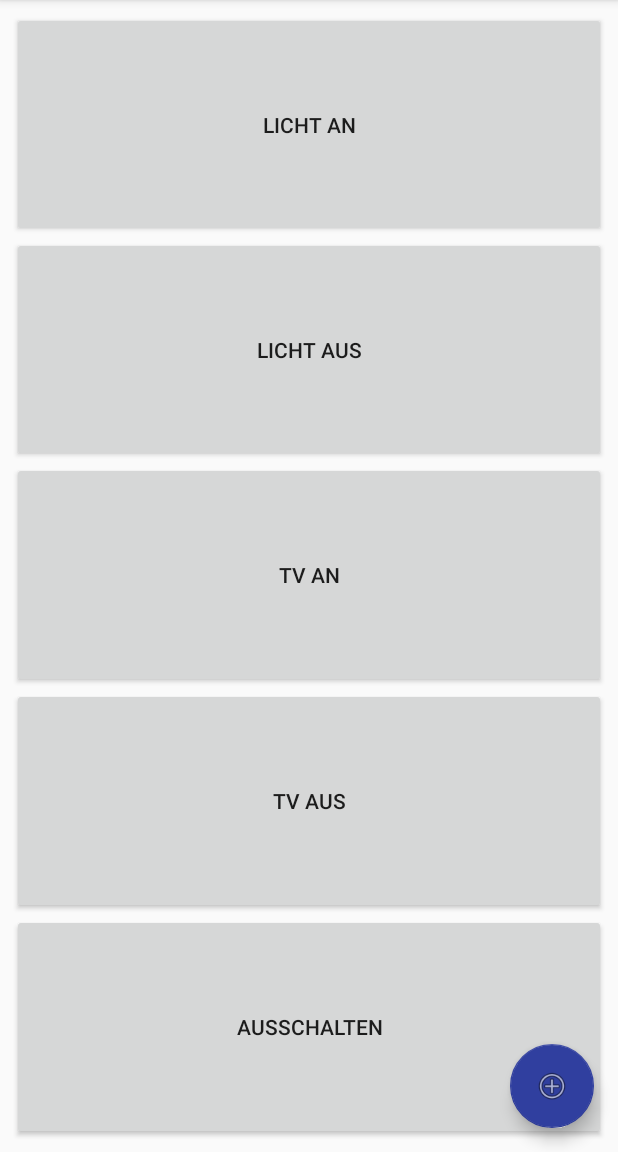
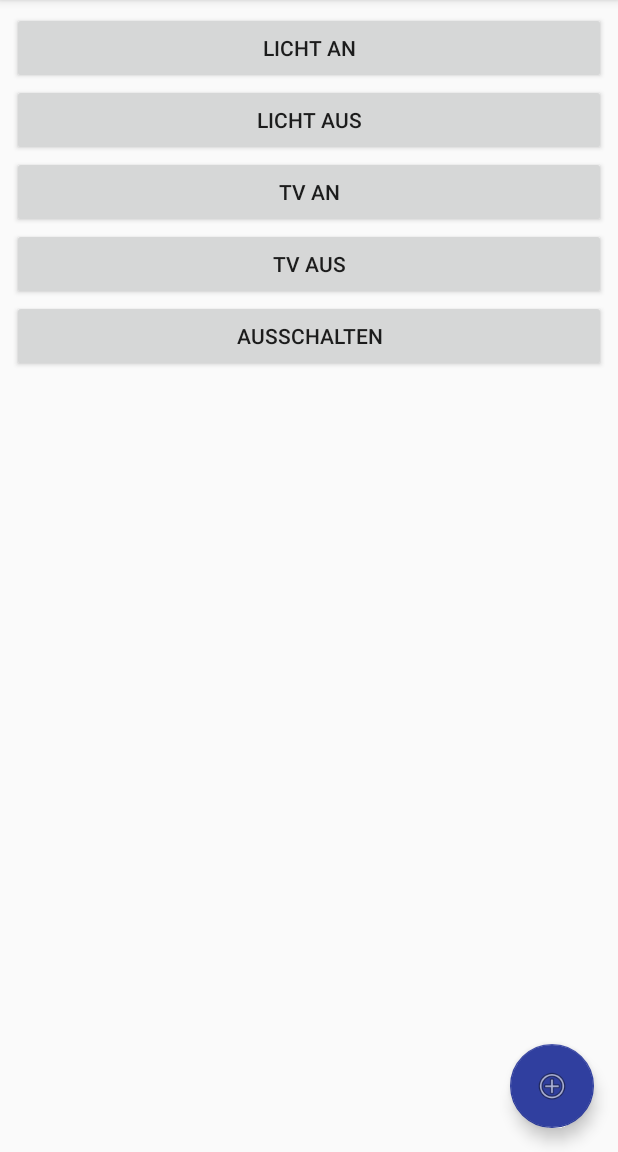
Before and after one commit to GlaserDaniel/Himbeerheim, an Android app: the screen it shows after launch (MainActivity), on a phone screen of 412 x 824 dp, the part 84-1236 px from its top. Run offline under Robolectric (Android 15) with nearby library versions, the phone set to English and light mode, and no system bars.

Commit message:
besseres Layout

```diff
--- a/app/src/main/res/layout/fragment_main.xml
+++ b/app/src/main/res/layout/fragment_main.xml
@@ -10,20 +10,27 @@
     tools:layout_editor_absoluteY="137dp"
     tools:showIn="@layout/activity_main">
 
+    <ScrollView
+        android:layout_width="0dp"
+        android:layout_height="0dp"
+        android:layout_marginRight="8dp"
+        app:layout_constraintRight_toRightOf="parent"
+        android:layout_marginLeft="8dp"
+        app:layout_constraintLeft_toLeftOf="parent"
+        app:layout_constraintTop_toTopOf="parent"
+        android:layout_marginTop="8dp"
+        android:layout_marginStart="8dp"
+        android:layout_marginEnd="8dp"
+        app:layout_constraintBottom_toBottomOf="parent"
+        android:layout_marginBottom="8dp">
+
         <LinearLayout
             android:id="@+id/buttonsLinearLayout"
-        android:layout_width="0dp"
-        android:layout_height="0dp"
-        android:layout_marginBottom="8dp"
-        android:layout_marginLeft="8dp"
-        android:layout_marginRight="8dp"
-        android:layout_marginTop="8dp"
+            android:layout_width="match_parent"
+            android:layout_height="match_parent"
             android:orientation="vertical"
-        android:scrollbars="vertical"
-        app:layout_constraintBottom_toBottomOf="parent"
-        app:layout_constraintLeft_toLeftOf="parent"
-        app:layout_constraintRight_toRightOf="parent"
-        app:layout_constraintTop_toTopOf="parent">
+            tools:layout_editor_absoluteX="8dp"
+            tools:layout_editor_absoluteY="345dp">
 
             <Button
                 android:id="@+id/buttonLightOn"
@@ -75,7 +82,7 @@
                 android:layout_marginTop="0dp"
                 android:layout_weight="1"
                 android:text="Ausschalten" />
-
         </LinearLayout>
+    </ScrollView>
 
 </android.support.constraint.ConstraintLayout>
```
Lines whose indentation alone changed are shown as unchanged.
